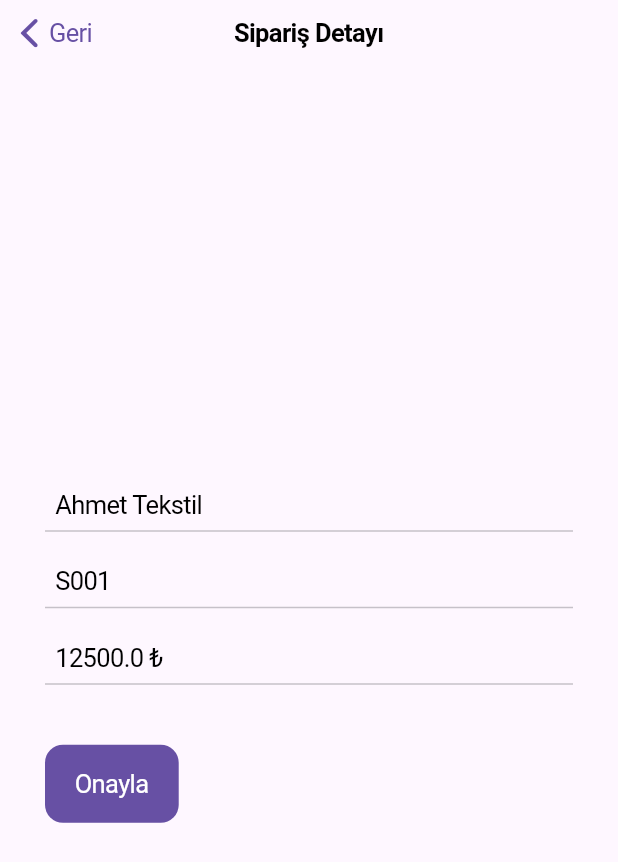
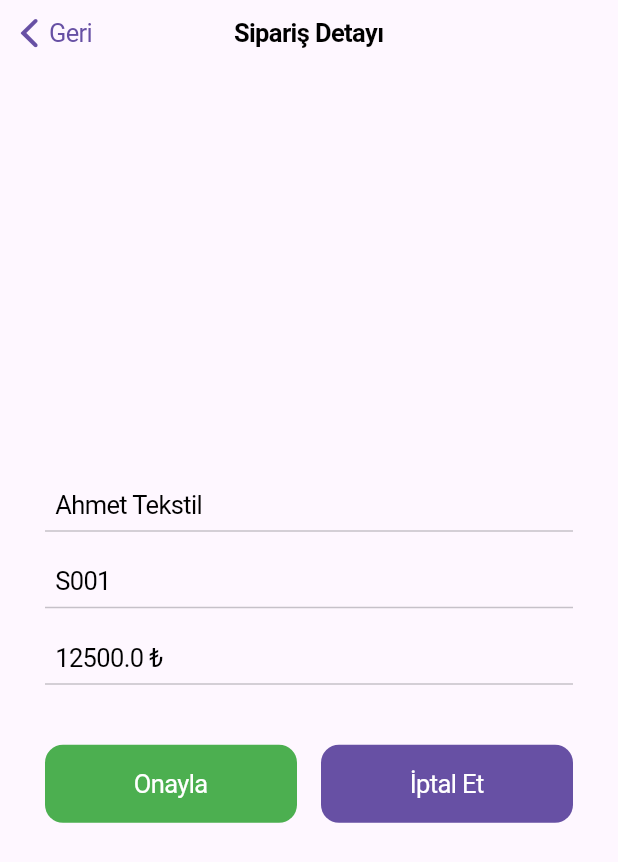
Before and after one commit to hmustafablt/siparis-onay-app, a Flutter app: the screen it shows after launch, after a tap on "Ahmet Tekstil", on a phone screen of 412 x 824 dp. Shown: the top 862 px of the screen. Run offline on Flutter 3.47's test engine with Material 3 defaults, Android fonts, the phone set to English and light mode, and no system bars.

Commit message:
Buton değişiklikleri

```diff
--- a/lib/screens/order_detail_screen.dart
+++ b/lib/screens/order_detail_screen.dart
@@ -1,4 +1,5 @@
 import 'package:flutter/cupertino.dart';
+import 'package:flutter/material.dart';
 import '../models/order.dart';
 import '../services/order_repository.dart';
 
@@ -47,10 +48,20 @@ class OrderDetailScreen extends StatelessWidget {
                 const SizedBox(height: 16),
                 _buildReadonlyCupertinoField('Toplam Tutar', '${order.totalAmount} ₺'),
                 const SizedBox(height: 40),
-                CupertinoButton.filled(
-                  onPressed: () => _approveOrder(context),
-                  child: const Text('Onayla'),
-                ),
+                Row(
+                  children: [
+                    Expanded(child: CupertinoButton.filled(
+                      onPressed: () => _approveOrder(context),
+                      color: Colors.green,
+                      child: const Text('Onayla'),
+                    ),
+                    ),
+                    const SizedBox(width:16),
+                    Expanded(child: CupertinoButton.filled(
+                      child: const Text('İptal Et'),
+                      onPressed: () => _approveOrder(context),),),
+                  ],
+                )
               ],
             ),
           ),
```
